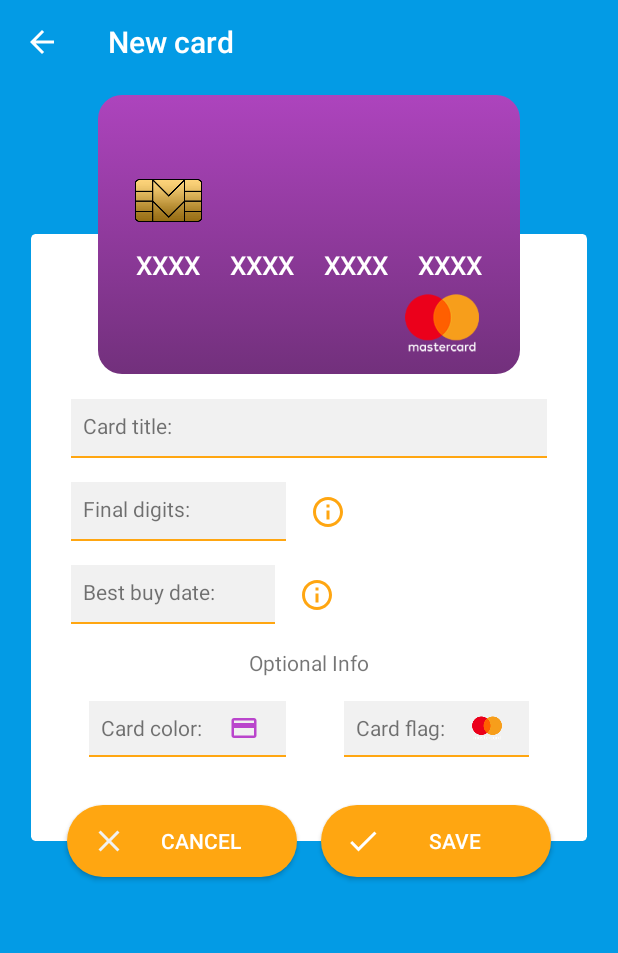
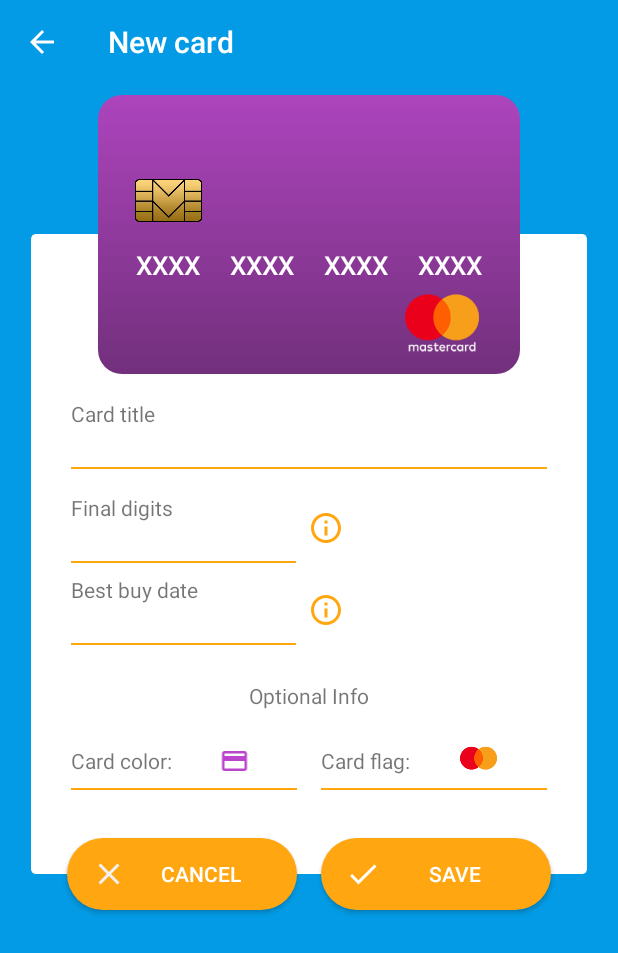
Before and after one commit to bruunohjs/PGM, an Android app: the NewCardActivity screen opened directly, with no data from a screen before it, on a phone screen of 412 x 824 dp. Shown: the top 953 px of the screen. Run offline under Robolectric (Android 15) with nearby library versions, the phone set to English and light mode, and no system bars; our stand-ins replace ButterKnife, Firebase (no records; nobody signed in at launch, a user with empty details on screens opened directly); libraries missing offline, so code that uses them is left out: dmax.dialog, net.yslibrary.android; 1 statement that could not run was skipped.

Commit message:
Refactor: NewCard Layout
Deleted gray background
Added ConstraintLayout emulating a TextInputEditText with the Hint on top

```diff
--- a/app/src/main/java/com/dev/marcellocamara/pgm/ui/new_card/NewCardActivity.java
+++ b/app/src/main/java/com/dev/marcellocamara/pgm/ui/new_card/NewCardActivity.java
@@ -50,7 +50,7 @@ public class NewCardActivity extends AppCompatActivity implements INewCard.View,
 
     @BindView(R.id.editTextCardTitle) protected EditText editTextCardTitle;
     @BindView(R.id.editTextFinalNumber) protected EditText editTextFinalNumber;
-    @BindView(R.id.editTextPaymentDate) protected EditText editTextPaymentDate;
+    @BindView(R.id.editTextBestBuyDate) protected EditText editTextBestBuyDate;
 
     @BindView(R.id.imageViewCardColor) protected ImageView imageViewCardColor;
     @BindView(R.id.imageViewCardFlag) protected ImageView imageViewCardFlag;
@@ -145,11 +145,11 @@ public class NewCardActivity extends AppCompatActivity implements INewCard.View,
     @OnClick(R.id.btnSave)
     public void OnButtonSaveClick(){
         editTextFinalNumber.clearFocus();
-        editTextPaymentDate.clearFocus();
+        editTextBestBuyDate.clearFocus();
         presenter.OnAddCard(
                 editTextCardTitle.getText().toString().trim(),
                 editTextFinalNumber.getText().toString().trim(),
-                editTextPaymentDate.getText().toString().trim(),
+                editTextBestBuyDate.getText().toString().trim(),
                 cardColor,
                 cardFlag
         );
@@ -159,12 +159,12 @@ public class NewCardActivity extends AppCompatActivity implements INewCard.View,
     @OnClick(R.id.btnEdit)
     public void OnButtonEditClick(){
         editTextFinalNumber.clearFocus();
-        editTextPaymentDate.clearFocus();
+        editTextBestBuyDate.clearFocus();
         presenter.OnUpdateCard(
                 card,
                 editTextCardTitle.getText().toString().trim(),
                 editTextFinalNumber.getText().toString().trim(),
-                editTextPaymentDate.getText().toString().trim(),
+                editTextBestBuyDate.getText().toString().trim(),
                 cardColor,
                 cardFlag
         );
@@ -222,7 +222,7 @@ public class NewCardActivity extends AppCompatActivity implements INewCard.View,
         card_success = update_success;
         editTextCardTitle.setText(card.getCardTitle());
         editTextFinalNumber.setText(card.getFinalDigits());
-        editTextPaymentDate.setText(card.getBetterDayToBuy());
+        editTextBestBuyDate.setText(card.getBetterDayToBuy());
         getSelectedColor(card.getCardColor());
         getFlag(card.getCardFlag());
         btnCancel.setVisibility(View.GONE);
--- a/app/src/main/res/layout/activity_new_card.xml
+++ b/app/src/main/res/layout/activity_new_card.xml
@@ -96,215 +96,174 @@
                         android:orientation="vertical"
                         app:layout_constraintGuide_percent="@dimen/rightGuideLine" />
 
-                    <android.support.constraint.ConstraintLayout
+                    <LinearLayout
                         android:id="@+id/layoutCardTitle"
                         android:layout_width="0dp"
                         android:layout_height="wrap_content"
                         android:layout_marginStart="8dp"
                         android:layout_marginTop="110dp"
                         android:layout_marginEnd="8dp"
-                        android:background="#f1f1f1"
                         android:orientation="vertical"
                         app:layout_constraintEnd_toStartOf="@+id/guidelineRightCardView"
                         app:layout_constraintStart_toStartOf="@+id/guidelineLeftCardView"
                         app:layout_constraintTop_toTopOf="parent">
 
                         <TextView
-                            android:id="@+id/textViewTitle"
-                            android:layout_width="wrap_content"
+                            android:id="@+id/textViewCardTitle"
+                            android:layout_width="match_parent"
                             android:layout_height="wrap_content"
-                            android:layout_marginStart="8dp"
-                            android:layout_marginTop="8dp"
+                            android:gravity="start"
                             android:text="@string/card_title"
-                            android:textAlignment="textStart"
-                            android:textSize="14sp"
-                            app:layout_constraintStart_toStartOf="parent"
-                            app:layout_constraintTop_toTopOf="parent" />
+                            android:textSize="14sp" />
 
                         <EditText
                             android:id="@+id/editTextCardTitle"
-                            android:layout_width="0dp"
-                            android:layout_height="24dp"
-                            android:layout_marginStart="8dp"
-                            android:layout_marginEnd="8dp"
+                            android:layout_width="match_parent"
+                            android:layout_height="wrap_content"
+                            android:layout_marginTop="2dp"
                             android:background="@null"
                             android:imeOptions="flagNoExtractUi"
                             android:inputType="text"
                             android:maxLength="30"
-                            android:singleLine="true"
-                            android:textAlignment="textStart"
                             android:textSize="16sp"
-                            app:layout_constraintBottom_toBottomOf="@+id/textViewTitle"
-                            app:layout_constraintEnd_toEndOf="parent"
-                            app:layout_constraintStart_toEndOf="@+id/textViewTitle"
-                            app:layout_constraintTop_toTopOf="@+id/textViewTitle"
                             tools:ignore="Autofill,LabelFor" />
 
                         <android.support.v4.view.ViewPager
-                            android:layout_width="0dp"
+                            android:layout_width="match_parent"
                             android:layout_height="1.5dp"
-                            android:layout_marginTop="8dp"
-                            android:background="@color/colorAccent"
-                            app:layout_constraintEnd_toEndOf="parent"
-                            app:layout_constraintStart_toStartOf="parent"
-                            app:layout_constraintTop_toBottomOf="@+id/editTextCardTitle" />
+                            android:layout_marginTop="2dp"
+                            android:background="@color/colorAccent" />
 
-                    </android.support.constraint.ConstraintLayout>
+                    </LinearLayout>
 
-                    <android.support.constraint.ConstraintLayout
+                    <LinearLayout
                         android:id="@+id/layoutFinalNumber"
-                        android:layout_width="wrap_content"
+                        android:layout_width="150dp"
                         android:layout_height="wrap_content"
                         android:layout_marginStart="8dp"
                         android:layout_marginTop="16dp"
-                        android:background="#f1f1f1"
+                        android:orientation="vertical"
                         app:layout_constraintStart_toStartOf="@+id/guidelineLeftCardView"
                         app:layout_constraintTop_toBottomOf="@+id/layoutCardTitle">
 
                         <TextView
-                            android:id="@+id/textViewFinalDigits"
-                            android:layout_width="wrap_content"
+                            android:id="@+id/TextViewFinalNumber"
+                            android:layout_width="match_parent"
                             android:layout_height="wrap_content"
-                            android:layout_marginStart="8dp"
-                            android:layout_marginTop="8dp"
+                            android:gravity="start"
                             android:text="@string/final_numbers"
-                            android:textAlignment="textStart"
-                            android:textSize="14sp"
-                            app:layout_constraintStart_toStartOf="parent"
-                            app:layout_constraintTop_toTopOf="parent" />
+                            android:textSize="14sp" />
 
                         <EditText
                             android:id="@+id/editTextFinalNumber"
-                            android:layout_width="48dp"
-                            android:layout_height="24dp"
-                            android:layout_marginStart="8dp"
-                            android:layout_marginEnd="8dp"
+                            android:layout_width="match_parent"
+                            android:layout_height="wrap_content"
+                            android:layout_marginTop="2dp"
                             android:background="@null"
                             android:imeOptions="flagNoExtractUi"
                             android:inputType="number"
                             android:maxLength="4"
-                            android:textAlignment="textStart"
                             android:textSize="16sp"
-                            app:layout_constraintBottom_toBottomOf="@+id/textViewFinalDigits"
-                            app:layout_constraintEnd_toEndOf="parent"
-                            app:layout_constraintStart_toEndOf="@+id/textViewFinalDigits"
-                            app:layout_constraintTop_toTopOf="@+id/textViewFinalDigits"
                             tools:ignore="Autofill,LabelFor" />
 
                         <android.support.v4.view.ViewPager
-                            android:layout_width="0dp"
+                            android:layout_width="match_parent"
                             android:layout_height="1.5dp"
-                            android:layout_marginTop="8dp"
-                            android:background="@color/colorAccent"
-                            app:layout_constraintEnd_toEndOf="parent"
-                            app:layout_constraintStart_toStartOf="parent"
-                            app:layout_constraintTop_toBottomOf="@+id/editTextFinalNumber" />
+                            android:layout_marginTop="2dp"
+                            android:background="@color/colorAccent" />
 
-                    </android.support.constraint.ConstraintLayout>
+                    </LinearLayout>
 
                     <ImageView
                         android:id="@+id/imageViewInfoFinalDigits"
                         android:layout_width="0dp"
                         android:layout_height="wrap_content"
-                        android:layout_marginStart="16dp"
+                        android:layout_marginStart="8dp"
                         android:contentDescription="@string/icon_info_final_digits"
                         android:src="@drawable/ic_info"
                         app:layout_constraintBottom_toBottomOf="@+id/layoutFinalNumber"
                         app:layout_constraintStart_toEndOf="@+id/layoutFinalNumber"
                         app:layout_constraintTop_toTopOf="@+id/layoutFinalNumber" />
 
-                    <android.support.constraint.ConstraintLayout
-                        android:id="@+id/layoutBetterDay"
-                        android:layout_width="wrap_content"
+                    <LinearLayout
+                        android:id="@+id/layoutBestBuyDate"
+                        android:layout_width="150dp"
                         android:layout_height="wrap_content"
                         android:layout_marginStart="8dp"
-                        android:layout_marginTop="16dp"
-                        android:background="#f1f1f1"
+                        android:layout_marginTop="8dp"
+                        android:orientation="vertical"
                         app:layout_constraintStart_toStartOf="@+id/guidelineLeftCardView"
                         app:layout_constraintTop_toBottomOf="@+id/layoutFinalNumber">
 
                         <TextView
-                            android:id="@+id/textViewBetterDay"
-                            android:layout_width="wrap_content"
+                            android:id="@+id/textViewBestBuyDate"
+                            android:layout_width="match_parent"
                             android:layout_height="wrap_content"
-                            android:layout_marginStart="8dp"
-                            android:layout_marginTop="8dp"
+                            android:gravity="start"
                             android:text="@string/best_buy_date"
-                            android:textAlignment="textStart"
-                            android:textSize="14sp"
-                            app:layout_constraintStart_toStartOf="parent"
-                            app:layout_constraintTop_toTopOf="parent" />
+                            android:textSize="14sp" />
 
                         <EditText
-                            android:id="@+id/editTextPaymentDate"
-                            android:layout_width="24dp"
-                            android:layout_height="24dp"
-                            android:layout_marginStart="8dp"
-                            android:layout_marginEnd="8dp"
+                            android:id="@+id/editTextBestBuyDate"
+                            android:layout_width="match_parent"
+                            android:layout_height="wrap_content"
+                            android:layout_marginTop="2dp"
                             android:background="@null"
                             android:imeOptions="flagNoExtractUi"
                             android:inputType="number"
                             android:maxLength="2"
-                            android:textAlignment="textStart"
                             android:textSize="16sp"
-                            app:layout_constraintBottom_toBottomOf="@+id/textViewBetterDay"
-                            app:layout_constraintEnd_toEndOf="parent"
-                            app:layout_constraintStart_toEndOf="@+id/textViewBetterDay"
-                            app:layout_constraintTop_toTopOf="@+id/textViewBetterDay"
                             tools:ignore="Autofill,LabelFor,TextFields" />
 
                         <android.support.v4.view.ViewPager
-                            android:layout_width="0dp"
+                            android:layout_width="match_parent"
                             android:layout_height="1.5dp"
-                            android:layout_marginTop="8dp"
-                            android:background="@color/colorAccent"
-                            app:layout_constraintEnd_toEndOf="parent"
-                            app:layout_constraintStart_toStartOf="parent"
-                            app:layout_constraintTop_toBottomOf="@+id/editTextPaymentDate" />
+                            android:layout_marginTop="2dp"
+                            android:background="@color/colorAccent" />
 
-                    </android.support.constraint.ConstraintLayout>
+                    </LinearLayout>
 
                     <ImageView
                         android:id="@+id/imageViewInfoBetterDay"
                         android:layout_width="0dp"
                         android:layout_height="wrap_content"
-                        android:layout_marginStart="16dp"
+                        android:layout_marginStart="8dp"
                         android:contentDescription="@string/icon_info_better_day"
                         android:src="@drawable/ic_info"
-                        app:layout_constraintBottom_toBottomOf="@+id/layoutBetterDay"
-                        app:layout_constraintStart_toEndOf="@+id/layoutBetterDay"
-                        app:layout_constraintTop_toTopOf="@+id/layoutBetterDay" />
+                        app:layout_constraintBottom_toBottomOf="@+id/layoutBestBuyDate"
+                        app:layout_constraintStart_toEndOf="@+id/layoutBestBuyDate"
+                        app:layout_constraintTop_toTopOf="@+id/layoutBestBuyDate" />
 
                     <TextView
                         android:id="@+id/textViewOptionalInfo"
                         android:layout_width="0dp"
                         android:layout_height="wrap_content"
                         android:layout_marginStart="8dp"
-                        android:layout_marginTop="16dp"
+                        android:layout_marginTop="24dp"
                         android:layout_marginEnd="8dp"
                         android:text="@string/optional_info"
                         android:textAlignment="center"
+                        android:textSize="14sp"
                         app:layout_constraintEnd_toStartOf="@+id/guidelineRightCardView"
-                        app:layout_constraintHorizontal_bias="0.503"
                         app:layout_constraintStart_toStartOf="@+id/guidelineLeftCardView"
-                        app:layout_constraintTop_toBottomOf="@+id/layoutBetterDay" />
+                        app:layout_constraintTop_toBottomOf="@+id/layoutBestBuyDate" />
 
                     <android.support.constraint.ConstraintLayout
                         android:id="@+id/layoutCardColor"
-                        android:layout_width="wrap_content"
+                        android:layout_width="0dp"
                         android:layout_height="wrap_content"
+                        android:layout_marginStart="8dp"
                         android:layout_marginTop="16dp"
-                        android:background="#f1f1f1"
-                        app:layout_constraintEnd_toStartOf="@+id/layoutFlag"
+                        android:layout_marginEnd="8dp"
+                        app:layout_constraintEnd_toStartOf="@+id/guidelineCenterCardView"
                         app:layout_constraintHorizontal_bias="0.5"
-                        app:layout_constraintStart_toStartOf="parent"
+                        app:layout_constraintStart_toStartOf="@+id/guidelineLeftCardView"
                         app:layout_constraintTop_toBottomOf="@+id/textViewOptionalInfo">
 
                         <TextView
                             android:id="@+id/textView6"
                             android:layout_width="wrap_content"
                             android:layout_height="wrap_content"
-                            android:layout_marginStart="8dp"
                             android:layout_marginTop="8dp"
                             android:text="@string/card_color"
                             android:textAlignment="textStart"
@@ -314,7 +273,7 @@
 
                         <ImageView
                             android:id="@+id/imageViewCardColor"
-                            android:layout_width="wrap_content"
+                            android:layout_width="0dp"
                             android:layout_height="20dp"
                             android:layout_marginStart="8dp"
                             android:layout_marginEnd="8dp"
@@ -341,21 +300,21 @@
 
                     <android.support.constraint.ConstraintLayout
                         android:id="@+id/layoutFlag"
-                        android:layout_width="wrap_content"
+                        android:layout_width="0dp"
                         android:layout_height="wrap_content"
+                        android:layout_marginStart="8dp"
                         android:layout_marginTop="16dp"
-                        android:background="#f1f1f1"
+                        android:layout_marginEnd="8dp"
                         app:layout_constraintBottom_toBottomOf="parent"
-                        app:layout_constraintEnd_toEndOf="parent"
+                        app:layout_constraintEnd_toStartOf="@+id/guidelineRightCardView"
                         app:layout_constraintHorizontal_bias="0.5"
-                        app:layout_constraintStart_toEndOf="@+id/layoutCardColor"
+                        app:layout_constraintStart_toStartOf="@+id/guidelineCenterCardView"
                         app:layout_constraintTop_toBottomOf="@+id/textViewOptionalInfo">
 
                         <TextView
                             android:id="@+id/textViewCardFlag"
                             android:layout_width="wrap_content"
                             android:layout_height="wrap_content"
-                            android:layout_marginStart="8dp"
                             android:layout_marginTop="8dp"
                             android:text="@string/card_flag"
                             android:textAlignment="textStart"
@@ -365,7 +324,7 @@
 
                         <ImageView
                             android:id="@+id/imageViewCardFlag"
-                            android:layout_width="40dp"
+                            android:layout_width="0dp"
                             android:layout_height="20dp"
                             android:layout_marginStart="8dp"
                             android:layout_marginEnd="8dp"
@@ -388,6 +347,7 @@
                             app:layout_constraintTop_toBottomOf="@+id/imageViewCardFlag" />
 
                     </android.support.constraint.ConstraintLayout>
+
 
                 </android.support.constraint.ConstraintLayout>
 
--- a/app/src/main/res/values/strings.xml
+++ b/app/src/main/res/values/strings.xml
@@ -85,9 +85,9 @@
     <string name="card_number_1">XXX</string>
     <string name="card_number_2">XX</string>
     <string name="card_number_3">X</string>
-    <string name="card_title">Card title:</string>
-    <string name="final_numbers">Final digits:</string>
-    <string name="best_buy_date">Best buy date:</string>
+    <string name="card_title">Card title</string>
+    <string name="final_numbers">Final digits</string>
+    <string name="best_buy_date">Best buy date</string>
     <string name="optional_info">Optional Info</string>
     <string name="card_select">Card:</string>
     <string name="card_flag">Card flag:</string>
```
Also changed, not shown: 3 other files.
